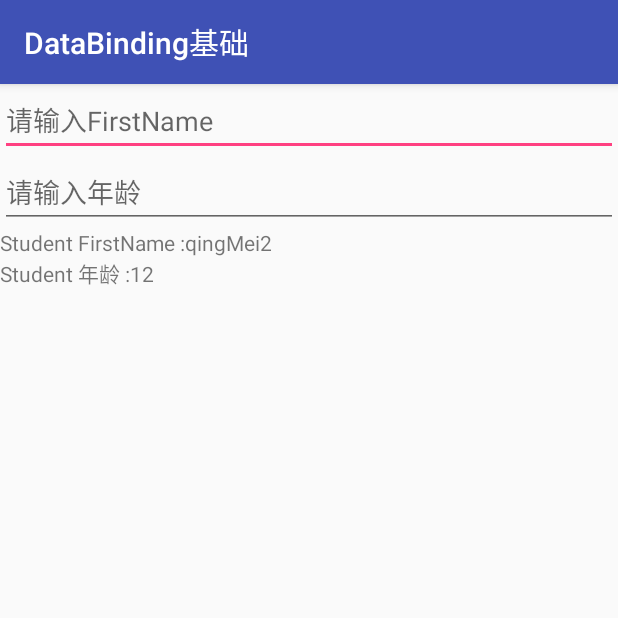
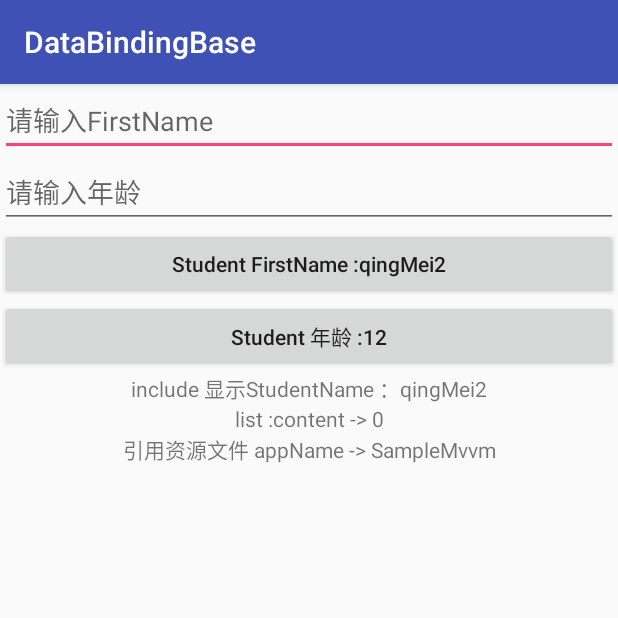
Before and after one commit to qingmei2/MvvmApp-Android, an Android app: the DataBindingBaseActivity screen opened directly, with no data from a screen before it, on a phone screen of 412 x 824 dp, the top half of it. Run offline under Robolectric (Android 15) with nearby library versions, the phone set to English and light mode, and no system bars; our stand-ins replace data binding.

Commit message:
code commit

```diff
--- a/app/src/main/AndroidManifest.xml
+++ b/app/src/main/AndroidManifest.xml
@@ -18,7 +18,7 @@
         </activity>
 
         <activity
-            android:label="DataBinding基础"
+            android:label="DataBindingBase"
             android:name=".view.DataBindingBaseActivity"/>
     </application>
 
--- a/app/src/main/java/com/mei_husky/samplemvvm/model/Student.java
+++ b/app/src/main/java/com/mei_husky/samplemvvm/model/Student.java
@@ -15,4 +15,20 @@ public class Student {
 
     public String name;
     public int age;
+
+    public String getName() {
+        return name;
+    }
+
+    public void setName(String name) {
+        this.name = name;
+    }
+
+    public int getAge() {
+        return age;
+    }
+
+    public void setAge(int age) {
+        this.age = age;
+    }
 }
--- a/app/src/main/java/com/mei_husky/samplemvvm/view/DataBindingBaseActivity.java
+++ b/app/src/main/java/com/mei_husky/samplemvvm/view/DataBindingBaseActivity.java
@@ -10,11 +10,16 @@ import com.mei_husky.samplemvvm.R;
 import com.mei_husky.samplemvvm.databinding.ActivityDataBindingBaseBinding;
 import com.mei_husky.samplemvvm.model.Student;
 
+import java.util.ArrayList;
+import java.util.List;
+
 public class DataBindingBaseActivity extends AppCompatActivity {
 
     private ActivityDataBindingBaseBinding binding;
 
     private Student student;
+
+    private List<String> contents = new ArrayList<>();
 
     @Override
     protected void onCreate(Bundle savedInstanceState) {
@@ -24,12 +29,16 @@ public class DataBindingBaseActivity extends AppCompatActivity {
 
     private void inject() {
         binding = DataBindingUtil.setContentView(this, R.layout.activity_data_binding_base);
+
         student = new Student("qingMei2", 12);
+        contents.add("content -> 0");
+        contents.add("content -> 1");
 
 //        以下两种方式 给XML中 student 赋值
 //        binding.setStudent(student);
         binding.setVariable(BR.student, student);
         binding.setPresenter(new Presenter());
+        binding.setContents(contents);
     }
 
     public class Presenter {
--- a/app/src/main/res/layout/activity_data_binding_base.xml
+++ b/app/src/main/res/layout/activity_data_binding_base.xml
@@ -1,6 +1,6 @@
 <?xml version="1.0" encoding="utf-8"?>
 <layout xmlns:android="http://schemas.android.com/apk/res/android"
-    xmlns:app="http://schemas.android.com/apk/res-auto"
+    xmlns:bind="http://schemas.android.com/apk/res-auto"
     xmlns:tools="http://schemas.android.com/tools">
 
     <data>
@@ -15,8 +15,17 @@
             name="presenter"
             type="com.mei_husky.samplemvvm.view.DataBindingBaseActivity.Presenter" />
 
+        <!--泛型的支持会在编译时期报红线，但是是可以直接运行的,但是需要通过转义字符才行，如：&lt;数据类型> 或者&lt;数据类型&gt;-->
+        <variable
+            name="contents"
+            type="List&lt;String&gt;" />
+
         <!--非lang包的类都需要import（比如工具类），然后就可以使用其方法了-->
-        <import type="com.mei_husky.samplemvvm.util.MyUtils" />
+        <import
+            alias="Utils"
+            type="com.mei_husky.samplemvvm.util.MyUtils" />
+
+        <import type="java.util.List" />
 
     </data>
 
@@ -31,26 +40,49 @@
             android:layout_height="wrap_content"
             android:hint="请输入FirstName" />
 
-        <!--固定字符 我们可以用 `` 包裹-->
+        <!--固定字符 我们可以用 `` 包裹，对应的，外部用""包裹-->
         <EditText
             android:layout_width="match_parent"
             android:layout_height="wrap_content"
             android:hint="@{`请输入年龄`}"
             android:inputType="number" />
 
-        <TextView
+        <Button
             android:layout_width="match_parent"
             android:layout_height="wrap_content"
             android:onClick="@{() -> presenter.onNameClick(student.name)}"
             android:text="@{`Student FirstName :` + student.name}"
+            android:textAllCaps="false"
             android:textSize="14sp" />
 
+        <!--使用MyUtils工具类(别名 Utils)，在回调方法中返回 age+1 -->
+        <Button
+            android:layout_width="match_parent"
+            android:layout_height="wrap_content"
+            android:onClick="@{() ->  presenter.onAgeClick(Utils.addAge(student.age))}"
+            android:text="@{`Student 年龄 :` + student.age}"
+            android:textAllCaps="false"
+            android:textSize="14sp" />
+
+        <!--通过命名空间 bind include中对应variable的对象-->
+        <include
+            layout="@layout/include_bind_views"
+            bind:studentInner="@{student}" />
+
+        <!--固定字符 我们也可以用 "" 包裹，对应的，外部用``包裹-->
         <TextView
             android:layout_width="match_parent"
             android:layout_height="wrap_content"
-            android:onClick="@{() ->  presenter.onAgeClick(student.age)}"
-            android:text="@{`Student 年龄 :` + student.age}"
-            android:textSize="14sp" />
+            android:gravity="center_horizontal"
+            android:text='@{"list :"+contents[0]}' />
+
+        <!--引用资源文件-->
+        <TextView
+            android:layout_width="match_parent"
+            android:layout_height="wrap_content"
+            android:gravity="center_horizontal"
+            android:text="@{`引用资源文件 appName -> ` + @string/app_name}" />
+
 
     </LinearLayout>
 </layout>
--- /dev/null
+++ b/app/src/main/res/layout/include_bind_views.xml
@@ -0,0 +1,24 @@
+<?xml version="1.0" encoding="utf-8"?>
+<layout xmlns:android="http://schemas.android.com/apk/res/android">
+
+    <data>
+
+        <variable
+            name="studentInner"
+            type="com.mei_husky.samplemvvm.model.Student" />
+
+    </data>
+
+    <LinearLayout
+        android:layout_width="match_parent"
+        android:layout_height="wrap_content"
+        android:orientation="vertical">
+
+        <TextView
+            android:layout_width="match_parent"
+            android:gravity="center"
+            android:text="@{`include 显示StudentName ：` + studentInner.name}"
+            android:layout_height="wrap_content" />
+
+    </LinearLayout>
+</layout>
```
